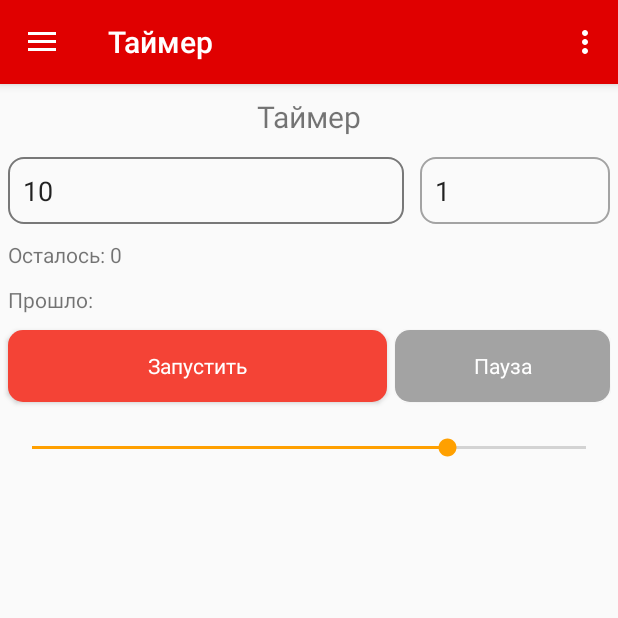
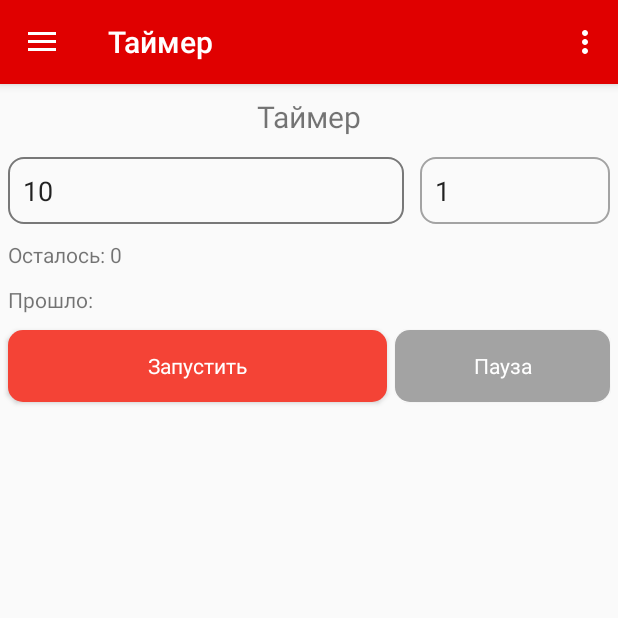
Before and after one commit to IlyaBobrov/SnakeXS, an Android app: the screen it shows after launch (NewsActivity), in the side drawer, after a tap on "Таймер", on a phone screen of 412 x 824 dp, the top half of it. Run offline under Robolectric (Android 15) with nearby library versions, the phone set to English and light mode, and no system bars; our stand-ins replace navigation-ui; 2 statements that could not run were skipped.

Commit message:
Добавлен класс User для тестирования

```diff
--- a/app/src/main/java/com/example/viperxs/NewsActivity.java
+++ b/app/src/main/java/com/example/viperxs/NewsActivity.java
@@ -1,5 +1,7 @@
 package com.example.viperxs;
 
+import android.annotation.SuppressLint;
+import android.app.AlertDialog;
 import android.content.Intent;
 import android.os.AsyncTask;
 import android.os.Bundle;
@@ -9,6 +11,7 @@ import android.view.Menu;
 import android.view.ViewGroup;
 import android.widget.ListAdapter;
 import android.widget.ListView;
+import android.widget.TextView;
 
 import com.google.android.material.floatingactionbutton.FloatingActionButton;
 import com.google.android.material.snackbar.Snackbar;
@@ -33,6 +36,30 @@ public class NewsActivity extends AppCompatActivity {
         Toolbar toolbar = findViewById(R.id.toolbar);
         setSupportActionBar(toolbar);
         FloatingActionButton fab = findViewById(R.id.fab);
+
+
+        //принимаем объект из предыдущей активити
+        try {
+            Bundle arg = getIntent().getExtras();
+            final User user;
+            AlertDialog.Builder builder = new AlertDialog.Builder(this);
+
+            if (arg != null) {
+                user = arg.getParcelable(User.class.getSimpleName());
+                builder.setMessage(user.login + "\n" + user.email).setTitle("Добро пожаловать!").create().show();
+            } else {
+                /*User user = new User;
+                user.setLogin("adminLogin");
+                user.setEmail("adminEmail");
+                user.setPhone("8976650756");
+                user.setPass("1111");*/
+                builder.setMessage("Ваши данные:\n"+"Данные отсутствуют").setTitle("Вы читер и вошли без авторизации").create().show();
+            }
+        } catch (Exception e) {
+            e.printStackTrace();
+        }
+
+        //Аппендикс
         fab.setOnClickListener(new View.OnClickListener() {
             @Override
             public void onClick(View view) {
@@ -78,4 +105,16 @@ public class NewsActivity extends AppCompatActivity {
         Intent intent = new Intent(this, RegistrActivity.class);
         startActivity(intent);
     }
+
+    public void onClickAction_Settings(MenuItem item) {
+        AlertDialog.Builder builder = new AlertDialog.Builder(this);
+        builder.setMessage("В разработке").setTitle("Упс");
+        AlertDialog dialog = builder.create();
+        dialog.show();
+    }
+
+    public void onClickAction_Help(MenuItem item) {
+        Intent intent = new Intent(this, MainActivity2.class);
+        startActivity(intent);
+    }
 }
--- a/app/src/main/java/com/example/viperxs/ui/timer/TimerFragment.java
+++ b/app/src/main/java/com/example/viperxs/ui/timer/TimerFragment.java
@@ -20,7 +20,7 @@ import androidx.lifecycle.ViewModelProviders;
 
 import com.example.viperxs.R;
 
-public class TimerFragment extends Fragment implements SeekBar.OnSeekBarChangeListener, View.OnClickListener {
+public class TimerFragment extends Fragment implements View.OnClickListener {
 
     //TODO: реализовать функционал таймера из книги
     private MalibuCountDownTimer countDownTimer;
@@ -30,7 +30,6 @@ public class TimerFragment extends Fragment implements SeekBar.OnSeekBarChangeLi
     private Button button_pause_timer;
     private TextView text;
     private TextView timeElapsedView;
-    private SeekBar seekbarBtnWeigth;
 
     private EditText editTextTime, editTextInterval;
 
@@ -64,12 +63,6 @@ public class TimerFragment extends Fragment implements SeekBar.OnSeekBarChangeLi
         editTextTime = (EditText) root.findViewById(R.id.editTextInputTimeForTimer);
         editTextInterval = (EditText) root.findViewById(R.id.editTextInputIntervalForTimer);
 
-        //**seek bar**
-        seekbarBtnWeigth = (SeekBar) root.findViewById(R.id.seekbarBtnWeigth);
-        seekbarBtnWeigth.setOnSeekBarChangeListener(this);
-        layoutParams1 = (LinearLayout.LayoutParams) button_start_timer.getLayoutParams();
-        layoutParams2 = (LinearLayout.LayoutParams) button_pause_timer.getLayoutParams();
-        //**
 
         editTextTime.setText("10");
         editTextInterval.setText("1");
@@ -129,25 +122,6 @@ public class TimerFragment extends Fragment implements SeekBar.OnSeekBarChangeLi
         }
     }
 
-    @Override
-    public void onProgressChanged(SeekBar seekBar, int progress, boolean fromUser) {
-
-        int leftValue = progress;
-        int rightValue = seekBar.getMax() - progress;
-        layoutParams1.weight = leftValue;
-        layoutParams2.weight = rightValue;
-
-    }
-
-    @Override
-    public void onStartTrackingTouch(SeekBar seekBar) {
-
-    }
-
-    @Override
-    public void onStopTrackingTouch(SeekBar seekBar) {
-
-    }
 
     public class MalibuCountDownTimer extends CountDownTimer {
         /**
@@ -172,10 +146,10 @@ public class TimerFragment extends Fragment implements SeekBar.OnSeekBarChangeLi
             ost = (long) (millisUntilFinished % 1000);
             if (ost > 500) {
                 millisUntilFinished += 1000 - ost;
-            }
-            if (ost < 500) {
-                millisUntilFinished -= ost;
-            }
+            } else
+                if (ost < 500) {
+                    millisUntilFinished -= ost;
+                }
 
             text.setText("Осталось: " + (millisUntilFinished));
             timeElapsed = startTime - millisUntilFinished;
@@ -190,11 +164,8 @@ public class TimerFragment extends Fragment implements SeekBar.OnSeekBarChangeLi
             timerHasStarted = false;
             button_start_timer.setText("Начать заново");
             startTime = 0;
+            bufTime = 0;
         }
-
-
-
-
     }
 
     private long bufTime;
--- a/app/src/main/res/layout/fragment_home.xml
+++ b/app/src/main/res/layout/fragment_home.xml
@@ -6,8 +6,6 @@
     android:layout_height="match_parent"
     android:orientation="vertical"
     tools:context=".ui.home.HomeFragment">
-
-
 
     <ScrollView
         android:layout_width="match_parent"
--- a/app/src/main/res/layout/fragment_timer.xml
+++ b/app/src/main/res/layout/fragment_timer.xml
@@ -86,12 +86,5 @@
 
     </LinearLayout>
 
-    <SeekBar
-        android:layout_width="match_parent"
-        android:layout_height="40dp"
-        android:layout_margin="5dp"
-        android:max="100"
-        android:progress="75"
-        android:id="@+id/seekbarBtnWeigth"
-        />
+
 </LinearLayout>
--- a/app/src/main/res/menu/activity_main_drawer.xml
+++ b/app/src/main/res/menu/activity_main_drawer.xml
@@ -12,10 +12,12 @@
         <item
             android:id="@+id/nav_gallery"
             android:icon="@drawable/ic_menu_gallery"
+            android:visible="false"
             android:title="@string/menu_gallery" />
         <item
             android:id="@+id/nav_slideshow"
             android:icon="@drawable/ic_menu_slideshow"
+            android:visible="false"
             android:title="@string/menu_slideshow" />
 
         <item
@@ -33,6 +35,7 @@
             android:title="@string/menu_plan" />
 
         <!-- TODO: опустить item вниз -->
+
         <item
             android:id="@+id/nav_settings"
             android:icon="@mipmap/ic_setings"
--- a/app/src/main/res/menu/news.xml
+++ b/app/src/main/res/menu/news.xml
@@ -2,15 +2,18 @@
 <menu xmlns:android="http://schemas.android.com/apk/res/android"
     xmlns:app="http://schemas.android.com/apk/res-auto">
     <item
-        android:id="@+id/action_authorization"
+        android:id="@+id/action_help"
         android:orderInCategory="5"
-        android:title="@string/h_authorization"
-        app:showAsAction="never" />
+        android:title="@string/h_help"
+        app:showAsAction="never"
+        android:onClick="onClickAction_Help"/>
     <item
         android:id="@+id/action_settings"
         android:orderInCategory="15"
         android:title="@string/action_settings"
-        app:showAsAction="never" />
+        app:showAsAction="never"
+        android:onClick="onClickAction_Settings"/>
+
     <item android:id="@+id/action_regisr"
         android:orderInCategory="10"
         android:title="@string/h_registration"
--- a/app/src/main/res/navigation/mobile_navigation.xml
+++ b/app/src/main/res/navigation/mobile_navigation.xml
@@ -3,7 +3,7 @@
     xmlns:app="http://schemas.android.com/apk/res-auto"
     xmlns:tools="http://schemas.android.com/tools"
     android:id="@+id/mobile_navigation"
-    app:startDestination="@+id/nav_home">
+    app:startDestination="@id/nav_home">
 
     <fragment
         android:id="@+id/nav_home"
@@ -17,6 +17,7 @@
         android:label="@string/menu_gallery"
         tools:layout="@layout/fragment_gallery" />
 
+
     <fragment
         android:id="@+id/nav_slideshow"
         android:name="com.example.viperxs.ui.slideshow.SlideshowFragment"
@@ -29,11 +30,11 @@
         android:label="@string/menu_timer"
         tools:layout="@layout/fragment_timer" />
 
-    <fragment
+    <!--<fragment
         android:id="@+id/nav_time_managment"
         android:name="com.example.viperxs.ui.timemanager.TimeManagment"
         android:label="Управление временем"
-        tools:layout="@layout/time_managment_fragment" />
+        tools:layout="@layout/time_managment_fragment" />-->
 
 
 </navigation>
--- a/app/src/main/res/values/dimens.xml
+++ b/app/src/main/res/values/dimens.xml
@@ -6,4 +6,6 @@
     <dimen name="nav_header_height">176dp</dimen>
     <dimen name="fab_margin">16dp</dimen>
     <dimen name="corner_radius">5dp</dimen>
+    <dimen name="app_bar_height">180dp</dimen>
+    <dimen name="text_margin">16dp</dimen>
 </resources>
--- a/app/src/main/res/values/strings.xml
+++ b/app/src/main/res/values/strings.xml
@@ -26,4 +26,7 @@
     <string name="error">Ошибка</string>
     <string name="menu_out">Выйти</string>
     <string name="menu_timer">Таймер</string>
+    <string name="h_help">Помощь</string>
+    <string name="title_activity_creater_manager">ScrollingActivity</string>
+
 </resources>
```
Also changed, not shown: app/src/main/AndroidManifest.xml (+5 -9 lines), app/src/main/java/com/example/viperxs/DatePickerFragment.java (added, +23 -0 lines), app/src/main/java/com/example/viperxs/MainActivity.java (+9 -1 lines), app/src/main/java/com/example/viperxs/MainActivity2.java (added, +46 -0 lines), app/src/main/java/com/example/viperxs/RegistrActivity.java (+36 -9 lines), app/src/main/java/com/example/viperxs/User.java (added, +86 -0 lines), app/src/main/res/layout/activity_main.xml (added, +29 -0 lines).
